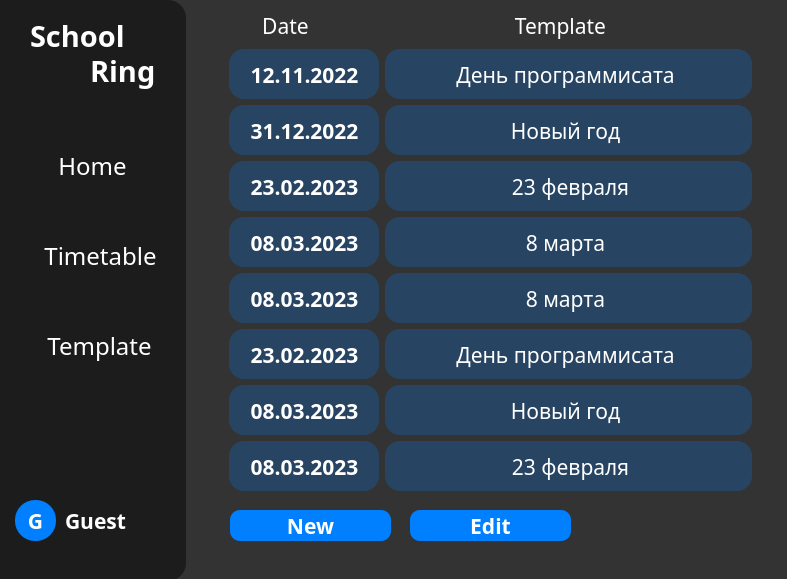
Qt form ui/main.ui (Alchemmist/SchoolRing) before a commit.
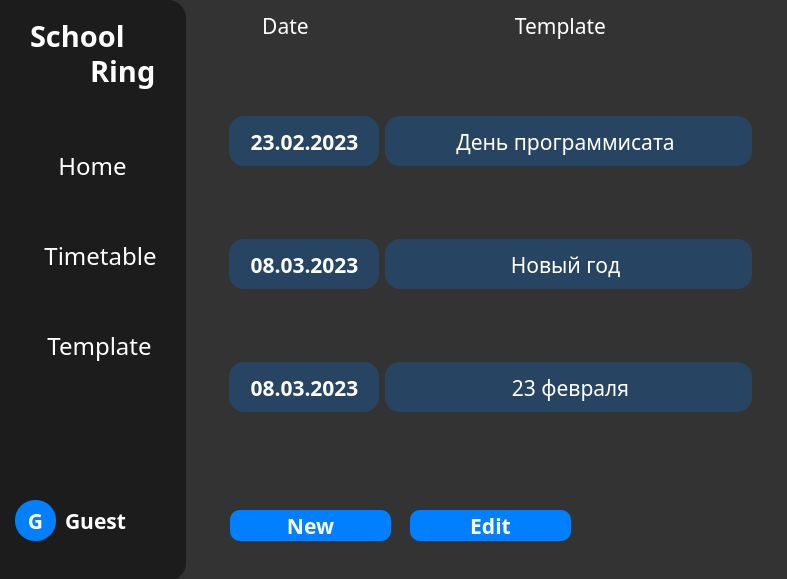
The same form after that commit. The open tabs and pages were chosen to show the change. Icons and pictures are not drawn.

What changed in the file:
```diff
--- a/ui/main.ui
+++ b/ui/main.ui
@@ -216,6 +216,12 @@
         <height>451</height>
        </rect>
       </property>
+      <property name="sizePolicy">
+       <sizepolicy hsizetype="Fixed" vsizetype="Fixed">
+        <horstretch>0</horstretch>
+        <verstretch>0</verstretch>
+       </sizepolicy>
+      </property>
       <property name="frameShape">
        <enum>QFrame::NoFrame</enum>
       </property>
@@ -231,716 +237,26 @@
       <property name="horizontalScrollBarPolicy">
        <enum>Qt::ScrollBarAlwaysOff</enum>
       </property>
+      <property name="sizeAdjustPolicy">
+       <enum>QAbstractScrollArea::AdjustIgnored</enum>
+      </property>
       <property name="widgetResizable">
        <bool>true</bool>
       </property>
+      <property name="alignment">
+       <set>Qt::AlignHCenter|Qt::AlignTop</set>
+      </property>
       <widget class="QWidget" name="scrollAreaWidgetContents_3">
        <property name="geometry">
         <rect>
          <x>0</x>
          <y>0</y>
          <width>541</width>
-         <height>516</height>
+         <height>451</height>
         </rect>
        </property>
        <layout class="QGridLayout" name="gridLayout">
-        <item row="3" column="1">
-         <widget class="QFrame" name="frame_12">
-          <property name="sizePolicy">
-           <sizepolicy hsizetype="Minimum" vsizetype="Fixed">
-            <horstretch>0</horstretch>
-            <verstretch>0</verstretch>
-           </sizepolicy>
-          </property>
-          <property name="minimumSize">
-           <size>
-            <width>1</width>
-            <height>50</height>
-           </size>
-          </property>
-          <property name="styleSheet">
-           <string notr="true">border-radius: 15;
-background-color: rgba(0,127,255, 60);</string>
-          </property>
-          <property name="frameShape">
-           <enum>QFrame::StyledPanel</enum>
-          </property>
-          <property name="frameShadow">
-           <enum>QFrame::Raised</enum>
-          </property>
-          <widget class="QLabel" name="label_65">
-           <property name="geometry">
-            <rect>
-             <x>0</x>
-             <y>10</y>
-             <width>361</width>
-             <height>31</height>
-            </rect>
-           </property>
-           <property name="font">
-            <font>
-             <family>Yandex Sans Display Regular</family>
-             <pointsize>16</pointsize>
-             <weight>50</weight>
-             <bold>false</bold>
-            </font>
-           </property>
-           <property name="styleSheet">
-            <string notr="true">color: white;
-background-color: rgb(255,160,0, 0);
-</string>
-           </property>
-           <property name="text">
-            <string>8 марта</string>
-           </property>
-           <property name="alignment">
-            <set>Qt::AlignCenter</set>
-           </property>
-           <property name="wordWrap">
-            <bool>true</bool>
-           </property>
-          </widget>
-         </widget>
-        </item>
-        <item row="4" column="0">
-         <widget class="QFrame" name="frame_24">
-          <property name="sizePolicy">
-           <sizepolicy hsizetype="Fixed" vsizetype="Fixed">
-            <horstretch>0</horstretch>
-            <verstretch>0</verstretch>
-           </sizepolicy>
-          </property>
-          <property name="minimumSize">
-           <size>
-            <width>150</width>
-            <height>50</height>
-           </size>
-          </property>
-          <property name="styleSheet">
-           <string notr="true">border-radius: 15;
-background-color: rgba(0,127,255, 60);</string>
-          </property>
-          <property name="frameShape">
-           <enum>QFrame::StyledPanel</enum>
-          </property>
-          <property name="frameShadow">
-           <enum>QFrame::Raised</enum>
-          </property>
-          <widget class="QLabel" name="label_104">
-           <property name="geometry">
-            <rect>
-             <x>10</x>
-             <y>10</y>
-             <width>131</width>
-             <height>31</height>
-            </rect>
-           </property>
-           <property name="font">
-            <font>
-             <family>Yandex Sans Display</family>
-             <pointsize>16</pointsize>
-             <weight>75</weight>
-             <bold>true</bold>
-            </font>
-           </property>
-           <property name="styleSheet">
-            <string notr="true">color: white;
-background-color: rgb(255,160,0, 0);
-</string>
-           </property>
-           <property name="text">
-            <string>08.03.2023</string>
-           </property>
-           <property name="alignment">
-            <set>Qt::AlignCenter</set>
-           </property>
-           <property name="wordWrap">
-            <bool>true</bool>
-           </property>
-          </widget>
-         </widget>
-        </item>
-        <item row="7" column="0">
-         <widget class="QFrame" name="frame_25">
-          <property name="sizePolicy">
-           <sizepolicy hsizetype="Fixed" vsizetype="Fixed">
-            <horstretch>0</horstretch>
-            <verstretch>0</verstretch>
-           </sizepolicy>
-          </property>
-          <property name="minimumSize">
-           <size>
-            <width>150</width>
-            <height>50</height>
-           </size>
-          </property>
-          <property name="styleSheet">
-           <string notr="true">border-radius: 15;
-background-color: rgba(0,127,255, 60);</string>
-          </property>
-          <property name="frameShape">
-           <enum>QFrame::StyledPanel</enum>
-          </property>
-          <property name="frameShadow">
-           <enum>QFrame::Raised</enum>
-          </property>
-          <widget class="QLabel" name="label_105">
-           <property name="geometry">
-            <rect>
-             <x>10</x>
-             <y>10</y>
-             <width>131</width>
-             <height>31</height>
-            </rect>
-           </property>
-           <property name="font">
-            <font>
-             <family>Yandex Sans Display</family>
-             <pointsize>16</pointsize>
-             <weight>75</weight>
-             <bold>true</bold>
-            </font>
-           </property>
-           <property name="styleSheet">
-            <string notr="true">color: white;
-background-color: rgb(255,160,0, 0);
-</string>
-           </property>
-           <property name="text">
-            <string>08.03.2023</string>
-           </property>
-           <property name="alignment">
-            <set>Qt::AlignCenter</set>
-           </property>
-           <property name="wordWrap">
-            <bool>true</bool>
-           </property>
-          </widget>
-         </widget>
-        </item>
-        <item row="2" column="0">
-         <widget class="QFrame" name="frame_9">
-          <property name="sizePolicy">
-           <sizepolicy hsizetype="Fixed" vsizetype="Fixed">
-            <horstretch>0</horstretch>
-            <verstretch>0</verstretch>
-           </sizepolicy>
-          </property>
-          <property name="minimumSize">
-           <size>
-            <width>150</width>
-            <height>50</height>
-           </size>
-          </property>
-          <property name="styleSheet">
-           <string notr="true">border-radius: 15;
-background-color: rgba(0,127,255, 60);</string>
-          </property>
-          <property name="frameShape">
-           <enum>QFrame::StyledPanel</enum>
-          </property>
-          <property name="frameShadow">
-           <enum>QFrame::Raised</enum>
-          </property>
-          <widget class="QLabel" name="label_62">
-           <property name="geometry">
-            <rect>
-             <x>10</x>
-             <y>10</y>
-             <width>131</width>
-             <height>31</height>
-            </rect>
-           </property>
-           <property name="font">
-            <font>
-             <family>Yandex Sans Display</family>
-             <pointsize>16</pointsize>
-             <weight>75</weight>
-             <bold>true</bold>
-            </font>
-           </property>
-           <property name="styleSheet">
-            <string notr="true">color: white;
-background-color: rgb(255,160,0, 0);
-</string>
-           </property>
-           <property name="text">
-            <string>23.02.2023</string>
-           </property>
-           <property name="alignment">
-            <set>Qt::AlignCenter</set>
-           </property>
-           <property name="wordWrap">
-            <bool>true</bool>
-           </property>
-          </widget>
-         </widget>
-        </item>
-        <item row="3" column="0">
-         <widget class="QFrame" name="frame_11">
-          <property name="sizePolicy">
-           <sizepolicy hsizetype="Fixed" vsizetype="Fixed">
-            <horstretch>0</horstretch>
-            <verstretch>0</verstretch>
-           </sizepolicy>
-          </property>
-          <property name="minimumSize">
-           <size>
-            <width>150</width>
-            <height>50</height>
-           </size>
-          </property>
-          <property name="styleSheet">
-           <string notr="true">border-radius: 15;
-background-color: rgba(0,127,255, 60);</string>
-          </property>
-          <property name="frameShape">
-           <enum>QFrame::StyledPanel</enum>
-          </property>
-          <property name="frameShadow">
-           <enum>QFrame::Raised</enum>
-          </property>
-          <widget class="QLabel" name="label_64">
-           <property name="geometry">
-            <rect>
-             <x>10</x>
-             <y>10</y>
-             <width>131</width>
-             <height>31</height>
-            </rect>
-           </property>
-           <property name="font">
-            <font>
-             <family>Yandex Sans Display</family>
-             <pointsize>16</pointsize>
-             <weight>75</weight>
-             <bold>true</bold>
-            </font>
-           </property>
-           <property name="styleSheet">
-            <string notr="true">color: white;
-background-color: rgb(255,160,0, 0);
-</string>
-           </property>
-           <property name="text">
-            <string>08.03.2023</string>
-           </property>
-           <property name="alignment">
-            <set>Qt::AlignCenter</set>
-           </property>
-           <property name="wordWrap">
-            <bool>true</bool>
-           </property>
-          </widget>
-         </widget>
-        </item>
-        <item row="6" column="0">
-         <widget class="QFrame" name="frame_26">
-          <property name="sizePolicy">
-           <sizepolicy hsizetype="Fixed" vsizetype="Fixed">
-            <horstretch>0</horstretch>
-            <verstretch>0</verstretch>
-           </sizepolicy>
-          </property>
-          <property name="minimumSize">
-           <size>
-            <width>150</width>
-            <height>50</height>
-           </size>
-          </property>
-          <property name="styleSheet">
-           <string notr="true">border-radius: 15;
-background-color: rgba(0,127,255, 60);</string>
-          </property>
-          <property name="frameShape">
-           <enum>QFrame::StyledPanel</enum>
-          </property>
-          <property name="frameShadow">
-           <enum>QFrame::Raised</enum>
-          </property>
-          <widget class="QLabel" name="label_106">
-           <property name="geometry">
-            <rect>
-             <x>10</x>
-             <y>10</y>
-             <width>131</width>
-             <height>31</height>
-            </rect>
-           </property>
-           <property name="font">
-            <font>
-             <family>Yandex Sans Display</family>
-             <pointsize>16</pointsize>
-             <weight>75</weight>
-             <bold>true</bold>
-            </font>
-           </property>
-           <property name="styleSheet">
-            <string notr="true">color: white;
-background-color: rgb(255,160,0, 0);
-</string>
-           </property>
-           <property name="text">
-            <string>08.03.2023</string>
-           </property>
-           <property name="alignment">
-            <set>Qt::AlignCenter</set>
-           </property>
-           <property name="wordWrap">
-            <bool>true</bool>
-           </property>
-          </widget>
-         </widget>
-        </item>
-        <item row="1" column="1">
-         <widget class="QFrame" name="frame_8">
-          <property name="sizePolicy">
-           <sizepolicy hsizetype="Minimum" vsizetype="Fixed">
-            <horstretch>0</horstretch>
-            <verstretch>0</verstretch>
-           </sizepolicy>
-          </property>
-          <property name="minimumSize">
-           <size>
-            <width>1</width>
-            <height>50</height>
-           </size>
-          </property>
-          <property name="styleSheet">
-           <string notr="true">border-radius: 15;
-background-color: rgba(0,127,255, 60);</string>
-          </property>
-          <property name="frameShape">
-           <enum>QFrame::StyledPanel</enum>
-          </property>
-          <property name="frameShadow">
-           <enum>QFrame::Raised</enum>
-          </property>
-          <widget class="QLabel" name="label_61">
-           <property name="geometry">
-            <rect>
-             <x>0</x>
-             <y>10</y>
-             <width>361</width>
-             <height>31</height>
-            </rect>
-           </property>
-           <property name="font">
-            <font>
-             <family>Yandex Sans Display Regular</family>
-             <pointsize>16</pointsize>
-             <weight>50</weight>
-             <bold>false</bold>
-            </font>
-           </property>
-           <property name="styleSheet">
-            <string notr="true">color: white;
-background-color: rgb(255,160,0, 0);
-</string>
-           </property>
-           <property name="text">
-            <string>Новый год</string>
-           </property>
-           <property name="alignment">
-            <set>Qt::AlignCenter</set>
-           </property>
-           <property name="wordWrap">
-            <bool>true</bool>
-           </property>
-          </widget>
-         </widget>
-        </item>
         <item row="2" column="1">
-         <widget class="QFrame" name="frame_10">
-          <property name="sizePolicy">
-           <sizepolicy hsizetype="Minimum" vsizetype="Fixed">
-            <horstretch>0</horstretch>
-            <verstretch>0</verstretch>
-           </sizepolicy>
-          </property>
-          <property name="minimumSize">
-           <size>
-            <width>1</width>
-            <height>50</height>
-           </size>
-          </property>
-          <property name="styleSheet">
-           <string notr="true">border-radius: 15;
-background-color: rgba(0,127,255, 60);</string>
-          </property>
-          <property name="frameShape">
-           <enum>QFrame::StyledPanel</enum>
-          </property>
-          <property name="frameShadow">
-           <enum>QFrame::Raised</enum>
-          </property>
-          <widget class="QLabel" name="label_63">
-           <property name="geometry">
-            <rect>
-             <x>0</x>
-             <y>10</y>
-             <width>371</width>
-             <height>31</height>
-            </rect>
-           </property>
-           <property name="font">
-            <font>
-             <family>Yandex Sans Display Regular</family>
-             <pointsize>16</pointsize>
-             <weight>50</weight>
-             <bold>false</bold>
-            </font>
-           </property>
-           <property name="styleSheet">
-            <string notr="true">color: white;
-background-color: rgb(255,160,0, 0);
-</string>
-           </property>
-           <property name="text">
-            <string>23 февраля</string>
-           </property>
-           <property name="alignment">
-            <set>Qt::AlignCenter</set>
-           </property>
-           <property name="wordWrap">
-            <bool>true</bool>
-           </property>
-          </widget>
-         </widget>
-        </item>
-        <item row="1" column="0">
-         <widget class="QFrame" name="frame_5">
-          <property name="sizePolicy">
-           <sizepolicy hsizetype="Fixed" vsizetype="Fixed">
-            <horstretch>0</horstretch>
-            <verstretch>0</verstretch>
-           </sizepolicy>
-          </property>
-          <property name="minimumSize">
-           <size>
-            <width>150</width>
-            <height>50</height>
-           </size>
-          </property>
-          <property name="styleSheet">
-           <string notr="true">border-radius: 15;
-background-color: rgba(0,127,255, 60);</string>
-          </property>
-          <property name="frameShape">
-           <enum>QFrame::StyledPanel</enum>
-          </property>
-          <property name="frameShadow">
-           <enum>QFrame::Raised</enum>
-          </property>
-          <widget class="QLabel" name="label_59">
-           <property name="geometry">
-            <rect>
-             <x>10</x>
-             <y>10</y>
-             <width>131</width>
-             <height>31</height>
-            </rect>
-           </property>
-           <property name="font">
-            <font>
-             <family>Yandex Sans Display</family>
-             <pointsize>16</pointsize>
-             <weight>75</weight>
-             <bold>true</bold>
-            </font>
-           </property>
-           <property name="styleSheet">
-            <string notr="true">color: white;
-background-color: rgb(255,160,0, 0);
-</string>
-           </property>
-           <property name="text">
-            <string>31.12.2022</string>
-           </property>
-           <property name="alignment">
-            <set>Qt::AlignCenter</set>
-           </property>
-           <property name="wordWrap">
-            <bool>true</bool>
-           </property>
-          </widget>
-         </widget>
-        </item>
-        <item row="0" column="0">
-         <widget class="QFrame" name="frame_4">
-          <property name="sizePolicy">
-           <sizepolicy hsizetype="Fixed" vsizetype="Fixed">
-            <horstretch>0</horstretch>
-            <verstretch>0</verstretch>
-           </sizepolicy>
-          </property>
-          <property name="minimumSize">
-           <size>
-            <width>150</width>
-            <height>50</height>
-           </size>
-          </property>
-          <property name="styleSheet">
-           <string notr="true">border-radius: 15;
-background-color: rgba(0,127,255, 60);</string>
-          </property>
-          <property name="frameShape">
-           <enum>QFrame::StyledPanel</enum>
-          </property>
-          <property name="frameShadow">
-           <enum>QFrame::Raised</enum>
-          </property>
-          <widget class="QLabel" name="label_58">
-           <property name="geometry">
-            <rect>
-             <x>10</x>
-             <y>10</y>
-             <width>131</width>
-             <height>31</height>
-            </rect>
-           </property>
-           <property name="font">
-            <font>
-             <family>Yandex Sans Display</family>
-             <pointsize>16</pointsize>
-             <weight>75</weight>
-             <bold>true</bold>
-            </font>
-           </property>
-           <property name="styleSheet">
-            <string notr="true">color: white;
-background-color: rgb(255,160,0, 0);
-</string>
-           </property>
-           <property name="text">
-            <string>12.11.2022</string>
-           </property>
-           <property name="alignment">
-            <set>Qt::AlignCenter</set>
-           </property>
-           <property name="wordWrap">
-            <bool>true</bool>
-           </property>
-          </widget>
-         </widget>
-        </item>
-        <item row="0" column="1">
-         <widget class="QFrame" name="frame_7">
-          <property name="sizePolicy">
-           <sizepolicy hsizetype="Minimum" vsizetype="Fixed">
-            <horstretch>0</horstretch>
-            <verstretch>0</verstretch>
-           </sizepolicy>
-          </property>
-          <property name="minimumSize">
-           <size>
-            <width>1</width>
-            <height>50</height>
-           </size>
-          </property>
-          <property name="styleSheet">
-           <string notr="true">border-radius: 15;
-background-color: rgba(0,127,255, 60);</string>
-          </property>
-          <property name="frameShape">
-           <enum>QFrame::StyledPanel</enum>
-          </property>
-          <property name="frameShadow">
-           <enum>QFrame::Raised</enum>
-          </property>
-          <widget class="QLabel" name="label_60">
-           <property name="geometry">
-            <rect>
-             <x>0</x>
-             <y>10</y>
-             <width>361</width>
-             <height>31</height>
-            </rect>
-           </property>
-           <property name="font">
-            <font>
-             <family>Yandex Sans Display Regular</family>
-             <pointsize>16</pointsize>
-             <weight>50</weight>
-             <bold>false</bold>
-            </font>
-           </property>
-           <property name="styleSheet">
-            <string notr="true">color: white;
-background-color: rgb(255,160,0, 0);
-</string>
-           </property>
-           <property name="text">
-            <string>День программисата</string>
-           </property>
-           <property name="alignment">
-            <set>Qt::AlignCenter</set>
-           </property>
-           <property name="wordWrap">
-            <bool>true</bool>
-           </property>
-          </widget>
-         </widget>
-        </item>
-        <item row="6" column="1">
-         <widget class="QFrame" name="frame_28">
-          <property name="sizePolicy">
-           <sizepolicy hsizetype="Minimum" vsizetype="Fixed">
-            <horstretch>0</horstretch>
-            <verstretch>0</verstretch>
-           </sizepolicy>
-          </property>
-          <property name="minimumSize">
-           <size>
-            <width>1</width>
-            <height>50</height>
-           </size>
-          </property>
-          <property name="styleSheet">
-           <string notr="true">border-radius: 15;
-background-color: rgba(0,127,255, 60);</string>
-          </property>
-          <property name="frameShape">
-           <enum>QFrame::StyledPanel</enum>
-          </property>
-          <property name="frameShadow">
-           <enum>QFrame::Raised</enum>
-          </property>
-          <widget class="QLabel" name="label_108">
-           <property name="geometry">
-            <rect>
-             <x>0</x>
-             <y>10</y>
-             <width>361</width>
-             <height>31</height>
-            </rect>
-           </property>
-           <property name="font">
-            <font>
-             <family>Yandex Sans Display Regular</family>
-             <pointsize>16</pointsize>
-             <weight>50</weight>
-             <bold>false</bold>
-            </font>
-           </property>
-           <property name="styleSheet">
-            <string notr="true">color: white;
-background-color: rgb(255,160,0, 0);
-</string>
-           </property>
-           <property name="text">
-            <string>Новый год</string>
-           </property>
-           <property name="alignment">
-            <set>Qt::AlignCenter</set>
-           </property>
-           <property name="wordWrap">
-            <bool>true</bool>
-           </property>
-          </widget>
-         </widget>
-        </item>
-        <item row="7" column="1">
          <widget class="QFrame" name="frame_29">
           <property name="sizePolicy">
            <sizepolicy hsizetype="Minimum" vsizetype="Fixed">
@@ -998,8 +314,8 @@
           </widget>
          </widget>
         </item>
-        <item row="4" column="1">
-         <widget class="QFrame" name="frame_27">
+        <item row="1" column="1">
+         <widget class="QFrame" name="frame_28">
           <property name="sizePolicy">
            <sizepolicy hsizetype="Minimum" vsizetype="Fixed">
             <horstretch>0</horstretch>
@@ -1022,7 +338,7 @@
           <property name="frameShadow">
            <enum>QFrame::Raised</enum>
           </property>
-          <widget class="QLabel" name="label_107">
+          <widget class="QLabel" name="label_108">
            <property name="geometry">
             <rect>
              <x>0</x>
@@ -1045,7 +361,7 @@
 </string>
            </property>
            <property name="text">
-            <string>8 марта</string>
+            <string>Новый год</string>
            </property>
            <property name="alignment">
             <set>Qt::AlignCenter</set>
@@ -1056,65 +372,7 @@
           </widget>
          </widget>
         </item>
-        <item row="8" column="0">
-         <widget class="QFrame" name="frame_13">
-          <property name="sizePolicy">
-           <sizepolicy hsizetype="Fixed" vsizetype="Fixed">
-            <horstretch>0</horstretch>
-            <verstretch>0</verstretch>
-           </sizepolicy>
-          </property>
-          <property name="minimumSize">
-           <size>
-            <width>150</width>
-            <height>50</height>
-           </size>
-          </property>
-          <property name="styleSheet">
-           <string notr="true">border-radius: 15;
-background-color: rgba(0,127,255, 60);</string>
-          </property>
-          <property name="frameShape">
-           <enum>QFrame::StyledPanel</enum>
-          </property>
-          <property name="frameShadow">
-           <enum>QFrame::Raised</enum>
-          </property>
-          <widget class="QLabel" name="label_67">
-           <property name="geometry">
-            <rect>
-             <x>10</x>
-             <y>10</y>
-             <width>131</width>
-             <height>31</height>
-            </rect>
-           </property>
-           <property name="font">
-            <font>
-             <family>Yandex Sans Display</family>
-             <pointsize>16</pointsize>
-             <weight>75</weight>
-             <bold>true</bold>
-            </font>
-           </property>
-           <property name="styleSheet">
-            <string notr="true">color: white;
-background-color: rgb(255,160,0, 0);
-</string>
-           </property>
-           <property name="text">
-            <string>31.12.2022</string>
-           </property>
-           <property name="alignment">
-            <set>Qt::AlignCenter</set>
-           </property>
-           <property name="wordWrap">
-            <bool>true</bool>
-           </property>
-          </widget>
-         </widget>
-        </item>
-        <item row="5" column="0">
+        <item row="0" column="0">
          <widget class="QFrame" name="frame_14">
           <property name="sizePolicy">
            <sizepolicy hsizetype="Fixed" vsizetype="Fixed">
@@ -1172,7 +430,7 @@
           </widget>
          </widget>
         </item>
-        <item row="5" column="1">
+        <item row="0" column="1">
          <widget class="QFrame" name="frame_15">
           <property name="sizePolicy">
            <sizepolicy hsizetype="Minimum" vsizetype="Fixed">
@@ -1230,17 +488,17 @@
           </widget>
          </widget>
         </item>
-        <item row="8" column="1">
-         <widget class="QFrame" name="frame_16">
+        <item row="2" column="0">
+         <widget class="QFrame" name="frame_25">
           <property name="sizePolicy">
-           <sizepolicy hsizetype="Minimum" vsizetype="Fixed">
+           <sizepolicy hsizetype="Fixed" vsizetype="Fixed">
             <horstretch>0</horstretch>
             <verstretch>0</verstretch>
            </sizepolicy>
           </property>
           <property name="minimumSize">
            <size>
-            <width>1</width>
+            <width>150</width>
             <height>50</height>
            </size>
           </property>
@@ -1254,21 +512,21 @@
           <property name="frameShadow">
            <enum>QFrame::Raised</enum>
           </property>
-          <widget class="QLabel" name="label_77">
+          <widget class="QLabel" name="label_105">
            <property name="geometry">
             <rect>
-             <x>0</x>
+             <x>10</x>
              <y>10</y>
-             <width>361</width>
+             <width>131</width>
              <height>31</height>
             </rect>
            </property>
            <property name="font">
             <font>
-             <family>Yandex Sans Display Regular</family>
+             <family>Yandex Sans Display</family>
              <pointsize>16</pointsize>
-             <weight>50</weight>
-             <bold>false</bold>
+             <weight>75</weight>
+             <bold>true</bold>
             </font>
            </property>
            <property name="styleSheet">
@@ -1277,7 +535,65 @@
 </string>
            </property>
            <property name="text">
-            <string>8 марта</string>
+            <string>08.03.2023</string>
+           </property>
+           <property name="alignment">
+            <set>Qt::AlignCenter</set>
+           </property>
+           <property name="wordWrap">
+            <bool>true</bool>
+           </property>
+          </widget>
+         </widget>
+        </item>
+        <item row="1" column="0">
+         <widget class="QFrame" name="frame_26">
+          <property name="sizePolicy">
+           <sizepolicy hsizetype="Fixed" vsizetype="Fixed">
+            <horstretch>0</horstretch>
+            <verstretch>0</verstretch>
+           </sizepolicy>
+          </property>
+          <property name="minimumSize">
+           <size>
+            <width>150</width>
+            <height>50</height>
+           </size>
+          </property>
+          <property name="styleSheet">
+           <string notr="true">border-radius: 15;
+background-color: rgba(0,127,255, 60);</string>
+          </property>
+          <property name="frameShape">
+           <enum>QFrame::StyledPanel</enum>
+          </property>
+          <property name="frameShadow">
+           <enum>QFrame::Raised</enum>
+          </property>
+          <widget class="QLabel" name="label_106">
+           <property name="geometry">
+            <rect>
+             <x>10</x>
+             <y>10</y>
+             <width>131</width>
+             <height>31</height>
+            </rect>
+           </property>
+           <property name="font">
+            <font>
+             <family>Yandex Sans Display</family>
+             <pointsize>16</pointsize>
+             <weight>75</weight>
+             <bold>true</bold>
+            </font>
+           </property>
+           <property name="styleSheet">
+            <string notr="true">color: white;
+background-color: rgb(255,160,0, 0);
+</string>
+           </property>
+           <property name="text">
+            <string>08.03.2023</string>
            </property>
            <property name="alignment">
             <set>Qt::AlignCenter</set>
```
Left out of the diff: 33 changed lines with no effect on the pictures.
